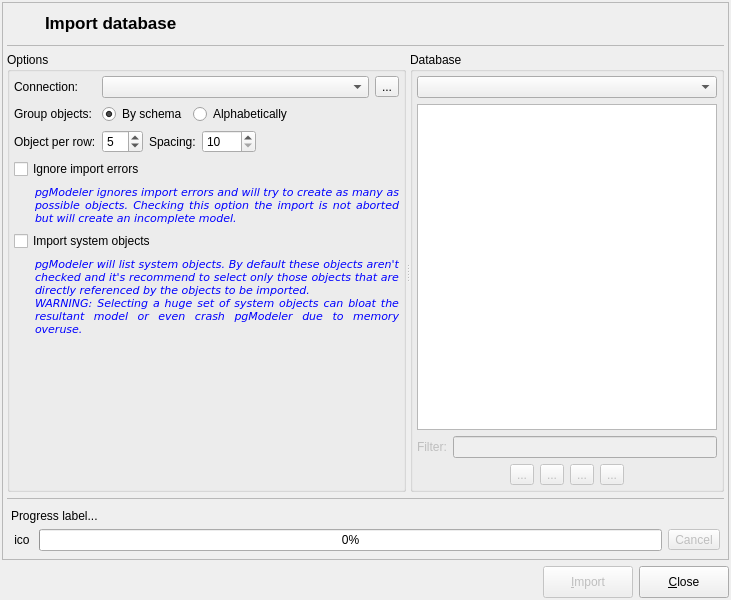
Above: libpgmodeler_ui/ui/databaseimportform.ui from pgmodeler/pgmodeler before the change. Below: the same form after it.
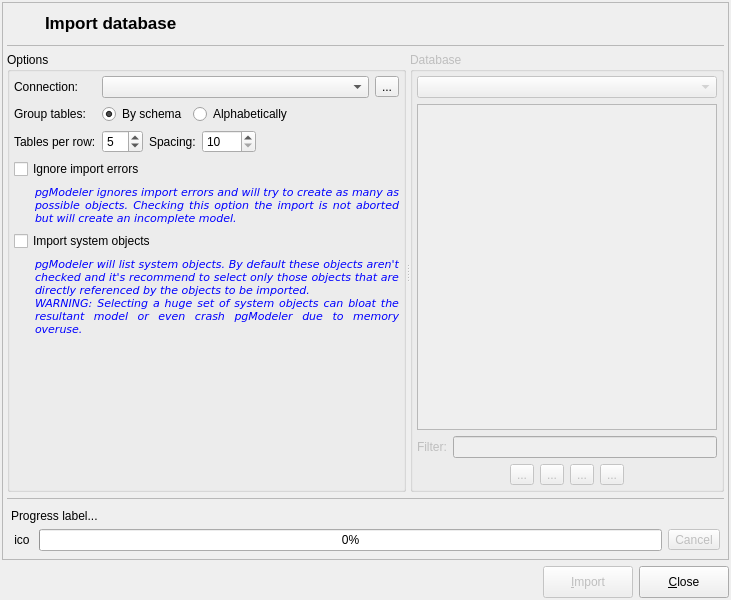
That is the form after the change. Icons and pictures are not drawn.

The edit to the form file:
```diff
--- a/libpgmodeler_ui/ui/databaseimportform.ui
+++ b/libpgmodeler_ui/ui/databaseimportform.ui
@@ -334,7 +334,7 @@
                 </sizepolicy>
                </property>
                <property name="text">
-                <string>Group objects:</string>
+                <string>Group tables:</string>
                </property>
               </widget>
              </item>
@@ -380,7 +380,7 @@
                 </sizepolicy>
                </property>
                <property name="text">
-                <string>Object per row:</string>
+                <string>Tables per row:</string>
                </property>
               </widget>
              </item>
@@ -667,7 +667,7 @@
            </widget>
            <widget class="QGroupBox" name="database_gb">
             <property name="enabled">
-             <bool>true</bool>
+             <bool>false</bool>
             </property>
             <property name="sizePolicy">
              <sizepolicy hsizetype="Expanding" vsizetype="Preferred">
@@ -935,7 +935,7 @@
              <item row="0" column="0" colspan="6">
               <widget class="QComboBox" name="database_cmb">
                <property name="enabled">
-                <bool>true</bool>
+                <bool>false</bool>
                </property>
                <property name="insertPolicy">
                 <enum>QComboBox::InsertAlphabetically</enum>
```
Left out of the diff: 10 changed lines with no effect on the pictures.
